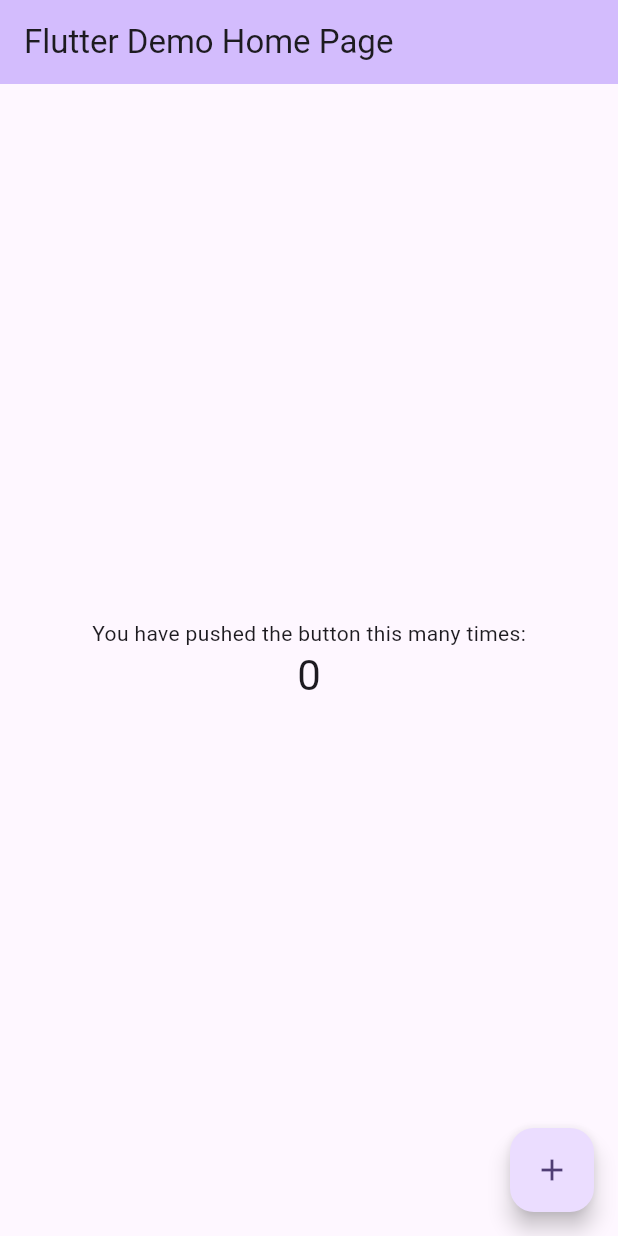
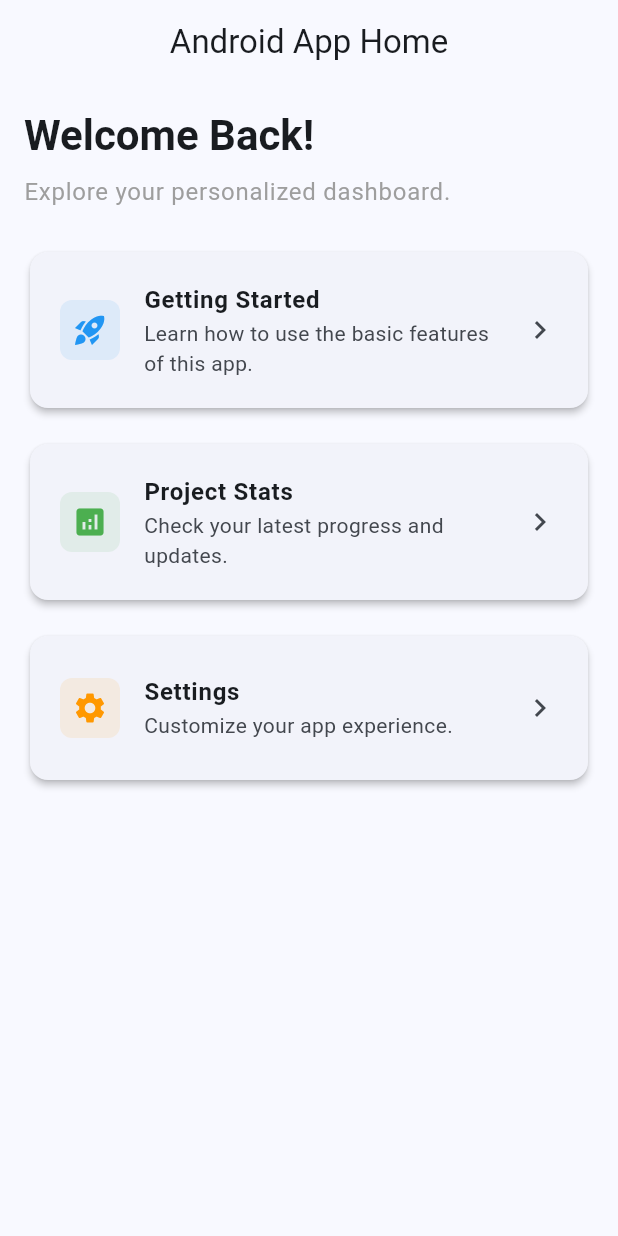
Before and after one commit to eddynguyen981-git/Android_app, a Flutter app: the screen it shows after launch, on a phone screen of 412 x 824 dp. Run offline on Flutter 3.47's test engine with Material 3 defaults, Android fonts, the light colour scheme and no system bars.

Commit message:
Add UI/UX structure and web support

```diff
--- a/lib/main.dart
+++ b/lib/main.dart
@@ -1,4 +1,6 @@
 import 'package:flutter/material.dart';
+import 'ui/theme/app_theme.dart';
+import 'ui/screens/home_screen.dart';
 
 void main() {
   runApp(const MyApp());
@@ -10,60 +12,12 @@ class MyApp extends StatelessWidget {
   @override
   Widget build(BuildContext context) {
     return MaterialApp(
-      title: 'Flutter Demo',
-      theme: ThemeData(
-        colorScheme: ColorScheme.fromSeed(seedColor: Colors.deepPurple),
-        useMaterial3: true,
-      ),
-      home: const MyHomePage(title: 'Flutter Demo Home Page'),
+      title: 'Android App',
+      debugShowCheckedModeBanner: false,
+      theme: AppTheme.lightTheme,
+      darkTheme: AppTheme.darkTheme,
+      themeMode: ThemeMode.system,
+      home: const HomeScreen(),
     );
   }
 }
-
-class MyHomePage extends StatefulWidget {
-  const MyHomePage({super.key, required this.title});
-
-  final String title;
-
-  @override
-  State<MyHomePage> createState() => _MyHomePageState();
-}
-
-class _MyHomePageState extends State<MyHomePage> {
-  int _counter = 0;
-
-  void _incrementCounter() {
-    setState(() {
-      _counter++;
-    });
-  }
-
-  @override
-  Widget build(BuildContext context) {
-    return Scaffold(
-      appBar: AppBar(
-        backgroundColor: Theme.of(context).colorScheme.inversePrimary,
-        title: Text(widget.title),
-      ),
-      body: Center(
-        child: Column(
-          mainAxisAlignment: MainAxisAlignment.center,
-          children: <Widget>[
-            const Text(
-              'You have pushed the button this many times:',
-            ),
-            Text(
-              '$_counter',
-              style: Theme.of(context).textTheme.headlineMedium,
-            ),
-          ],
-        ),
-      ),
-      floatingActionButton: FloatingActionButton(
-        onPressed: _incrementCounter,
-        tooltip: 'Increment',
-        child: const Icon(Icons.add),
-      ),
-    );
-  }
-}
--- /dev/null
+++ b/lib/ui/screens/home_screen.dart
@@ -0,0 +1,90 @@
+import 'package:flutter/material.dart';
+
+class HomeScreen extends StatelessWidget {
+  const HomeScreen({super.key});
+
+  @override
+  Widget build(BuildContext context) {
+    return Scaffold(
+      appBar: AppBar(
+        title: const Text('Android App Home'),
+      ),
+      body: SingleChildScrollView(
+        padding: const EdgeInsets.all(16.0),
+        child: Column(
+          crossAxisAlignment: CrossAxisAlignment.start,
+          children: [
+            Text(
+              'Welcome Back!',
+              style: Theme.of(context).textTheme.headlineMedium?.copyWith(
+                    fontWeight: FontWeight.bold,
+                  ),
+            ),
+            const SizedBox(height: 8),
+            Text(
+              'Explore your personalized dashboard.',
+              style: Theme.of(context).textTheme.bodyLarge?.copyWith(
+                    color: Colors.grey,
+                  ),
+            ),
+            const SizedBox(height: 24),
+            _buildActionCard(
+              context,
+              'Getting Started',
+              'Learn how to use the basic features of this app.',
+              Icons.rocket_launch,
+              Colors.blue,
+            ),
+            const SizedBox(height: 16),
+            _buildActionCard(
+              context,
+              'Project Stats',
+              'Check your latest progress and updates.',
+              Icons.analytics,
+              Colors.green,
+            ),
+            const SizedBox(height: 16),
+            _buildActionCard(
+              context,
+              'Settings',
+              'Customize your app experience.',
+              Icons.settings,
+              Colors.orange,
+            ),
+          ],
+        ),
+      ),
+    );
+  }
+
+  Widget _buildActionCard(
+    BuildContext context,
+    String title,
+    String subtitle,
+    IconData icon,
+    Color color,
+  ) {
+    return Card(
+      child: ListTile(
+        contentPadding: const EdgeInsets.symmetric(horizontal: 20, vertical: 12),
+        leading: Container(
+          padding: const EdgeInsets.all(8),
+          decoration: BoxDecoration(
+            color: color.withOpacity(0.1),
+            borderRadius: BorderRadius.circular(8),
+          ),
+          child: Icon(icon, color: color),
+        ),
+        title: Text(
+          title,
+          style: const TextStyle(fontWeight: FontWeight.bold),
+        ),
+        subtitle: Text(subtitle),
+        trailing: const Icon(Icons.chevron_right),
+        onTap: () {
+          // Handle navigation or action
+        },
+      ),
+    );
+  }
+}
--- /dev/null
+++ b/lib/ui/theme/app_theme.dart
@@ -0,0 +1,35 @@
+import 'package:flutter/material.dart';
+
+class AppTheme {
+  static ThemeData get lightTheme {
+    return ThemeData(
+      useMaterial3: true,
+      colorScheme: ColorScheme.fromSeed(
+        seedColor: Colors.blue,
+        brightness: Brightness.light,
+      ),
+      appBarTheme: const AppBarTheme(
+        centerTitle: true,
+        elevation: 0,
+      ),
+      cardTheme: CardTheme(
+        elevation: 2,
+        shape: RoundedRectangleBorder(borderRadius: BorderRadius.circular(12)),
+      ),
+    );
+  }
+
+  static ThemeData get darkTheme {
+    return ThemeData(
+      useMaterial3: true,
+      colorScheme: ColorScheme.fromSeed(
+        seedColor: Colors.blue,
+        brightness: Brightness.dark,
+      ),
+      appBarTheme: const AppBarTheme(
+        centerTitle: true,
+        elevation: 0,
+      ),
+    );
+  }
+}
```
Also changed, not shown: 1 other file.
